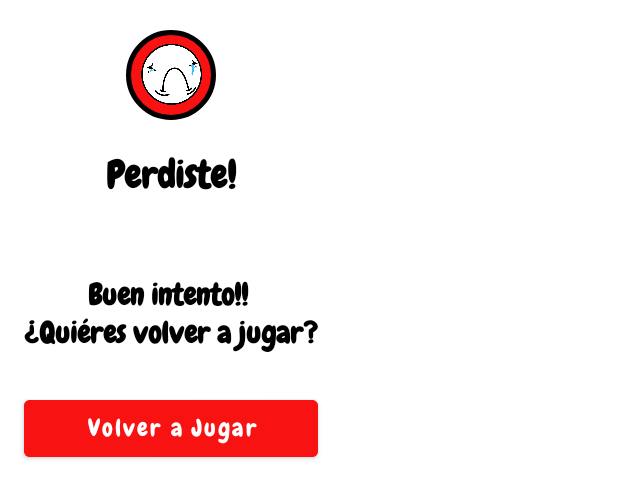
After one commit to JuanGR-FI/Hangman, an Android app: the layout dialog_lose_view.xml on its own in the app's theme, with its tools: preview values and no code run, on a phone screen of 412 x 824 dp. The commit adds this screen. Shown: the top 499 px of the screen. Run offline under Robolectric (Android 15) with nearby library versions, the phone set to English and light mode, and no system bars.

Commit message:
Dialogs e integracion de Activity Splash

```diff
--- /dev/null
+++ b/app/src/main/res/drawable/bg_linear_layout.xml
@@ -0,0 +1,9 @@
+<?xml version="1.0" encoding="utf-8"?>
+<shape xmlns:android="http://schemas.android.com/apk/res/android"
+    android:shape="rectangle">
+
+    <solid android:color="@color/white"/>
+
+    <corners android:radius="5dp"/>
+
+</shape>
--- /dev/null
+++ b/app/src/main/res/drawable/bg_lose_iv.xml
@@ -0,0 +1,10 @@
+<?xml version="1.0" encoding="utf-8"?>
+<shape xmlns:android="http://schemas.android.com/apk/res/android"
+    android:shape="oval">
+
+    <solid android:color="@color/red"/>
+
+    <stroke android:width="3dp"
+        android:color="@color/black"/>
+
+</shape>
--- /dev/null
+++ b/app/src/main/res/layout/dialog_lose_view.xml
@@ -0,0 +1,79 @@
+<?xml version="1.0" encoding="utf-8"?>
+<androidx.constraintlayout.widget.ConstraintLayout xmlns:android="http://schemas.android.com/apk/res/android"
+    xmlns:app="http://schemas.android.com/apk/res-auto"
+    android:layout_width="wrap_content"
+    android:layout_height="wrap_content">
+
+    <LinearLayout
+        android:id="@+id/ll"
+        android:layout_width="wrap_content"
+        android:layout_height="wrap_content"
+        android:layout_marginTop="50dp"
+        android:layout_marginBottom="50dp"
+        android:orientation="vertical"
+        android:background="@drawable/bg_linear_layout"
+        app:layout_constraintBottom_toBottomOf="parent"
+        app:layout_constraintEnd_toEndOf="parent"
+        app:layout_constraintStart_toStartOf="parent"
+        app:layout_constraintTop_toTopOf="parent">
+
+        <TextView
+            android:layout_width="match_parent"
+            android:layout_height="wrap_content"
+            android:layout_marginTop="50dp"
+            android:gravity="center_horizontal"
+            android:text="Perdiste!"
+            android:fontFamily="@font/chewy"
+            android:textAlignment="center"
+            android:textColor="@color/black"
+            android:textSize="25sp"
+            android:textStyle="bold" />
+
+        <TextView
+            android:layout_width="match_parent"
+            android:layout_height="wrap_content"
+            android:layout_marginTop="50dp"
+            android:layout_marginStart="16dp"
+            android:layout_marginEnd="16dp"
+            android:layout_marginBottom="50dp"
+            android:gravity="center_horizontal"
+            android:text="Buen intento!! \n¿Quiéres volver a jugar?"
+            android:fontFamily="@font/chewy"
+            android:textAlignment="center"
+            android:textColor="@color/black"
+            android:textSize="20sp"
+            android:textStyle="bold" />
+
+    </LinearLayout>
+
+    <ImageView
+        android:layout_width="60dp"
+        android:layout_height="60dp"
+        android:background="@drawable/bg_lose_iv"
+        android:src="@drawable/hangman_face_sad"
+        android:padding="8dp"
+        app:layout_constraintBottom_toTopOf="@id/ll"
+        app:layout_constraintTop_toTopOf="@id/ll"
+        app:layout_constraintStart_toStartOf="@id/ll"
+        app:layout_constraintEnd_toEndOf="@id/ll"/>
+
+    <Button
+        android:id="@+id/btn_confirm2"
+        android:layout_width="0dp"
+        android:layout_height="50dp"
+        android:text="Volver a Jugar"
+        android:fontFamily="@font/chewy"
+        android:backgroundTint="@color/red"
+        android:textColor="@color/white"
+        android:textAllCaps="false"
+        android:layout_marginStart="16dp"
+        android:layout_marginEnd="16dp"
+        android:textSize="16sp"
+        app:layout_constraintStart_toStartOf="@id/ll"
+        app:layout_constraintEnd_toEndOf="@id/ll"
+        app:layout_constraintTop_toBottomOf="@id/ll"
+        app:layout_constraintBottom_toBottomOf="@id/ll"/>
+
+
+
+</androidx.constraintlayout.widget.ConstraintLayout>
--- a/app/src/main/res/values-night/themes.xml
+++ b/app/src/main/res/values-night/themes.xml
@@ -3,7 +3,7 @@
     <style name="Theme.Hangman" parent="Theme.MaterialComponents.DayNight.NoActionBar">
         <!-- Primary brand color. -->
         <item name="colorPrimary">@color/purple_200</item>
-        <item name="colorPrimaryVariant">@color/purple_700</item>
+        <item name="colorPrimaryVariant">@color/btnColor</item>
         <item name="colorOnPrimary">@color/black</item>
         <!-- Secondary brand color. -->
         <item name="colorSecondary">@color/teal_200</item>
--- a/app/src/main/res/values/colors.xml
+++ b/app/src/main/res/values/colors.xml
@@ -7,4 +7,7 @@
     <color name="teal_700">#FF018786</color>
     <color name="black">#FF000000</color>
     <color name="white">#FFFFFFFF</color>
+    <color name="green">#13C61E</color>
+    <color name="red">#F91212</color>
+    <color name="btnColor">#129BF9</color>
 </resources>
--- a/app/src/main/res/values/themes.xml
+++ b/app/src/main/res/values/themes.xml
@@ -3,7 +3,7 @@
     <style name="Theme.Hangman" parent="Theme.MaterialComponents.DayNight.NoActionBar">
         <!-- Primary brand color. -->
         <item name="colorPrimary">@color/purple_500</item>
-        <item name="colorPrimaryVariant">@color/purple_700</item>
+        <item name="colorPrimaryVariant">@color/btnColor</item>
         <item name="colorOnPrimary">@color/white</item>
         <!-- Secondary brand color. -->
         <item name="colorSecondary">@color/teal_200</item>
```
Also changed, not shown: app/src/main/AndroidManifest.xml (+8 -2 lines), app/src/main/java/com/example/hangman/view/activities/MainActivity.kt (+111 -9 lines), app/src/main/java/com/example/hangman/view/activities/Splash.kt (added, +32 -0 lines), app/src/main/res/drawable/bg_win_iv.xml (added, +10 -0 lines), app/src/main/res/layout/activity_main.xml (+69 -54 lines), app/src/main/res/layout/activity_splash.xml (added, +10 -0 lines), app/src/main/res/layout/dialog_win_view.xml (added, +79 -0 lines), app/src/main/res/drawable/hangman_face_happy.png (added), app/src/main/res/drawable/hangman_face_sad.png (added), app/src/main/res/drawable/oldwestern.jpg (added), 1 other file.
